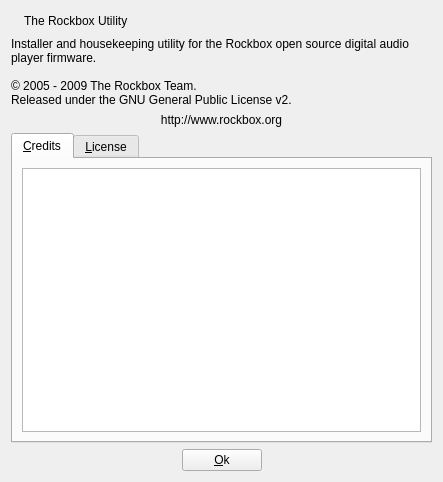
Above: rbutil/rbutilqt/aboutbox.ui from Rockbox-Chinese-Community/Rockbox-RCC before the change. Below: the same form after it.
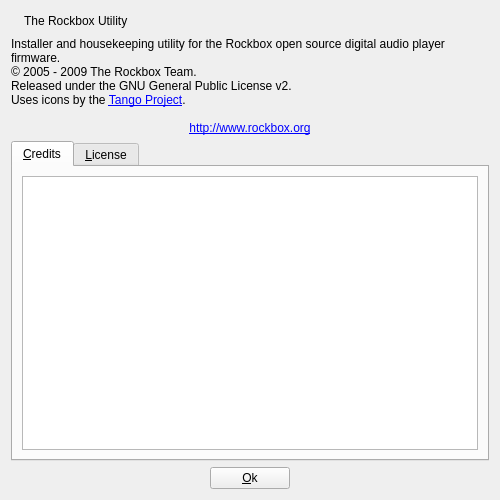
That is the form after the change. Icons and pictures are not drawn.

Commit message: Add Save icon and add a note to the about dialog about the origin of the icons. Should have been there much earlier ...

```diff
--- a/rbutil/rbutilqt/aboutbox.ui
+++ b/rbutil/rbutilqt/aboutbox.ui
@@ -5,8 +5,8 @@
    <rect>
     <x>0</x>
     <y>0</y>
-    <width>443</width>
-    <height>482</height>
+    <width>500</width>
+    <height>500</height>
    </rect>
   </property>
   <property name="windowTitle" >
@@ -15,7 +15,7 @@
   <property name="windowIcon" >
    <iconset resource="rbutilqt.qrc" >:/icons/rockbox-1.png</iconset>
   </property>
-  <layout class="QGridLayout" >
+  <layout class="QGridLayout" name="gridLayout" >
    <item row="0" column="0" colspan="3" >
     <layout class="QHBoxLayout" >
      <item>
@@ -53,10 +53,10 @@
    <item row="1" column="0" colspan="3" >
     <widget class="QLabel" name="labelText" >
      <property name="text" >
-      <string>Installer and housekeeping utility for the Rockbox open source digital audio player firmware.
-
-© 2005 - 2009 The Rockbox Team.
-Released under the GNU General Public License v2.</string>
+      <string>Installer and housekeeping utility for the Rockbox open source digital audio player firmware.&lt;br/>© 2005 - 2009 The Rockbox Team.&lt;br/>Released under the GNU General Public License v2.&lt;br/>Uses icons by the &lt;a href="http://tango.freedesktop.org/">Tango Project&lt;/a>.&lt;br/>&lt;center>&lt;a href="http://www.rockbox.org">http://www.rockbox.org&lt;/a>&lt;/center></string>
+     </property>
+     <property name="textFormat" >
+      <enum>Qt::RichText</enum>
      </property>
      <property name="wordWrap" >
       <bool>true</bool>
@@ -67,25 +67,6 @@
     </widget>
    </item>
    <item row="2" column="0" colspan="3" >
-    <widget class="QLabel" name="labelHomepage" >
-     <property name="text" >
-      <string>http://www.rockbox.org</string>
-     </property>
-     <property name="textFormat" >
-      <enum>Qt::AutoText</enum>
-     </property>
-     <property name="alignment" >
-      <set>Qt::AlignCenter</set>
-     </property>
-     <property name="openExternalLinks" >
-      <bool>true</bool>
-     </property>
-     <property name="textInteractionFlags" >
-      <set>Qt::LinksAccessibleByKeyboard|Qt::LinksAccessibleByMouse</set>
-     </property>
-    </widget>
-   </item>
-   <item row="3" column="0" colspan="3" >
     <widget class="QTabWidget" name="tabWidget" >
      <property name="currentIndex" >
       <number>0</number>
@@ -150,7 +131,7 @@
      </widget>
     </widget>
    </item>
-   <item row="4" column="0" >
+   <item row="3" column="0" >
     <spacer>
      <property name="orientation" >
       <enum>Qt::Horizontal</enum>
@@ -163,14 +144,14 @@
      </property>
     </spacer>
    </item>
-   <item row="4" column="1" >
+   <item row="3" column="1" >
     <widget class="QPushButton" name="okButton" >
      <property name="text" >
       <string>&amp;Ok</string>
      </property>
     </widget>
    </item>
-   <item row="4" column="2" >
+   <item row="3" column="2" >
     <spacer>
      <property name="orientation" >
       <enum>Qt::Horizontal</enum>
```
Left out of the diff: 9 changed lines with no effect on the pictures. The commit also changes 5 other files.
